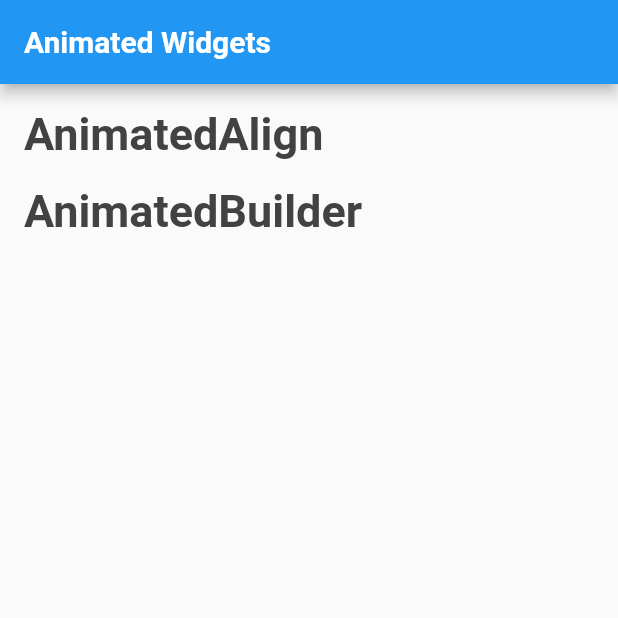
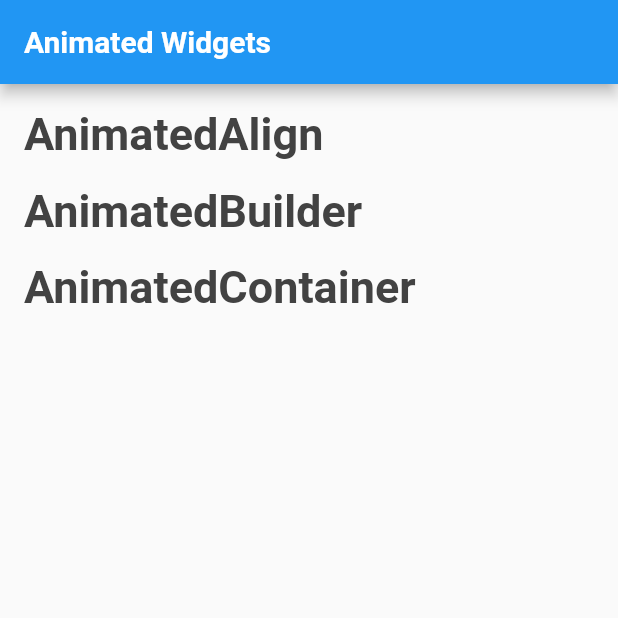
Before and after one commit to pshanmukha/animated_widgets, a Flutter app: the screen it shows after launch, on a phone screen of 412 x 824 dp, the top half of it. Run offline on Flutter 3.47's test engine with Material 2 defaults, Android fonts, the phone set to English and light mode, and no system bars.

Commit message:
animated container widget added

```diff
--- a/lib/main.dart
+++ b/lib/main.dart
@@ -2,6 +2,7 @@ import 'package:flutter/material.dart';
 
 import 'animated_widgets/animatedAlign_widget.dart';
 import 'animated_widgets/animatedBuilder_widget.dart';
+import 'animated_widgets/animatedContainer_widget.dart';
 
 void main() {
   runApp(const MyApp());
@@ -67,6 +68,19 @@ class MyHomePage extends StatelessWidget {
                     fontSize: 30),
               ),
             ),
+            TextButton(
+              onPressed: () {
+                Navigator.of(context).push(
+                    MaterialPageRoute(builder: (context) => const AnimatedContainerWidget()));
+              },
+              child: Text(
+                "AnimatedContainer",
+                style: TextStyle(
+                    color: Colors.grey[800],
+                    fontWeight: FontWeight.bold,
+                    fontSize: 30),
+              ),
+            ),
           ],
         ),
       ),
```
Also changed, not shown: lib/animated_widgets/animatedContainer_widget.dart (added, +37 -0 lines), assets/animatedcontainer.gif (added), assets/animationbuilder.gif (renamed from assets/animation_builder.gif), 1 other file.
